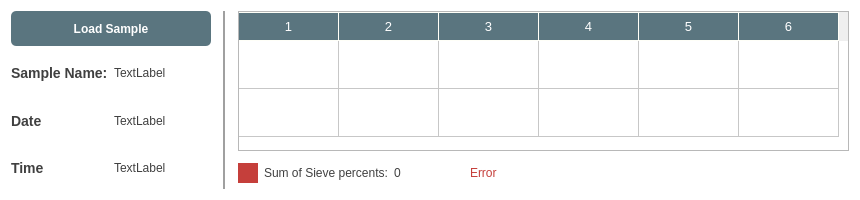
DORSA-co/Paticle_Size_Analyser, file uiFiles/test.ui: the form before one commit.
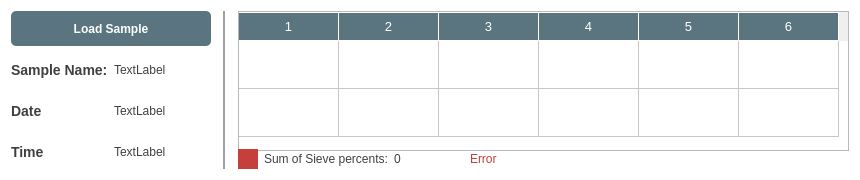
The form after the commit. Icons and pictures are not drawn.

```diff
--- a/uiFiles/test.ui
+++ b/uiFiles/test.ui
@@ -10,13 +10,13 @@
     <x>0</x>
     <y>0</y>
     <width>860</width>
-    <height>200</height>
+    <height>180</height>
    </rect>
   </property>
   <property name="minimumSize">
    <size>
     <width>0</width>
-    <height>150</height>
+    <height>180</height>
    </size>
   </property>
   <property name="maximumSize">
```
